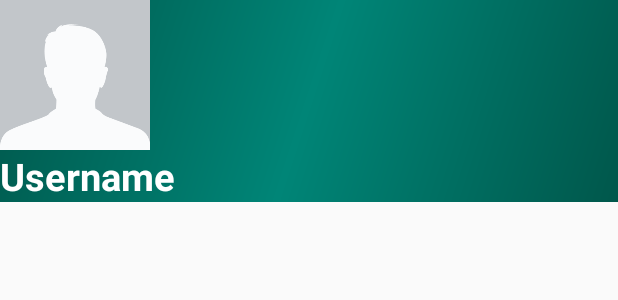
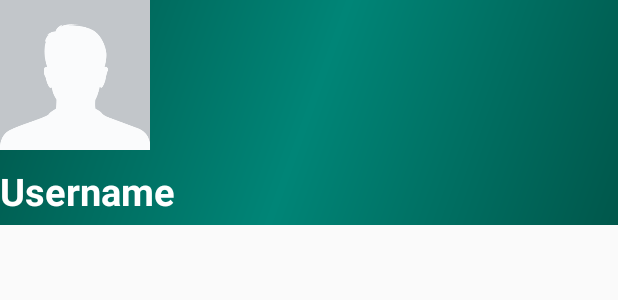
Before and after one commit to jenz0rw00t/4Chat, an Android app: the layout nav_header.xml on its own in the app's theme, with its tools: preview values and no code run, on a phone screen of 412 x 824 dp. Shown: the top 300 px of the screen. Run offline under Robolectric (Android 15) with nearby library versions, the phone set to English and light mode, and no system bars.

Commit message:
Created navigation drawer

```diff
--- a/app/src/main/AndroidManifest.xml
+++ b/app/src/main/AndroidManifest.xml
@@ -3,7 +3,7 @@
     package="com.example.grupp4.a4chat">
 
     <uses-permission android:name="android.permission.INTERNET" />
-    <uses-permission android:name="android.permission.READ_EXTERNAL_STORAGE"/>
+    <uses-permission android:name="android.permission.READ_EXTERNAL_STORAGE" />
 
     <application
         android:allowBackup="true"
@@ -19,8 +19,8 @@
                 <category android:name="android.intent.category.LAUNCHER" />
             </intent-filter>
         </activity>
-        <activity android:name=".MainActivity"/>
-
+        <activity android:name=".MainActivity" />
+        <activity android:name=".UserProfile"></activity>
     </application>
 
 </manifest>
--- a/app/src/main/res/layout/nav_header.xml
+++ b/app/src/main/res/layout/nav_header.xml
@@ -15,9 +15,10 @@
     <TextView
         android:id="@+id/nav_username"
         android:layout_width="match_parent"
-        android:layout_height="wrap_content"
+        android:layout_height="50dp"
+        android:paddingTop="10dp"
         android:text="Username"
-        android:textStyle="bold"
         android:textColor="@android:color/white"
-        android:textSize="25sp"/>
+        android:textSize="25sp"
+        android:textStyle="bold" />
 </LinearLayout>
```
Also changed, not shown: app/src/main/java/com/example/grupp4/a4chat/MainActivity.java (+32 -2 lines), app/src/main/java/com/example/grupp4/a4chat/UserProfile.java (added, +13 -0 lines), app/src/main/res/layout/activity_user_profile.xml (added, +9 -0 lines).
